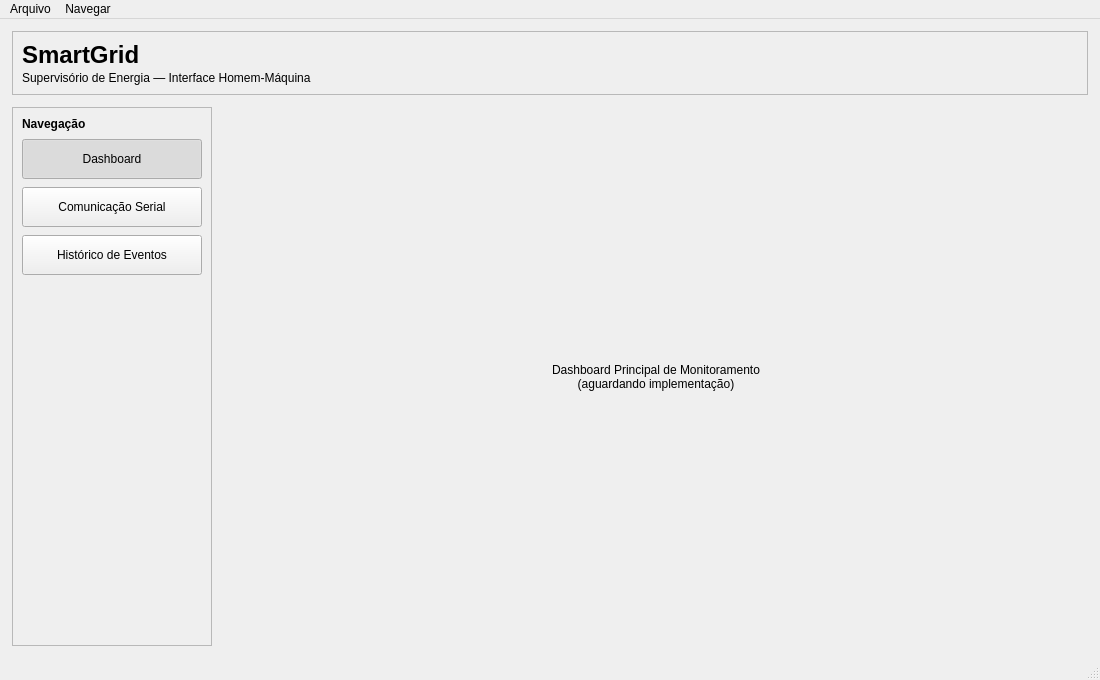
The window that ui/main_window.ui (SamuelDeMarco-Dev/SmartGrid) describes before a commit, drawn with Qt 5.
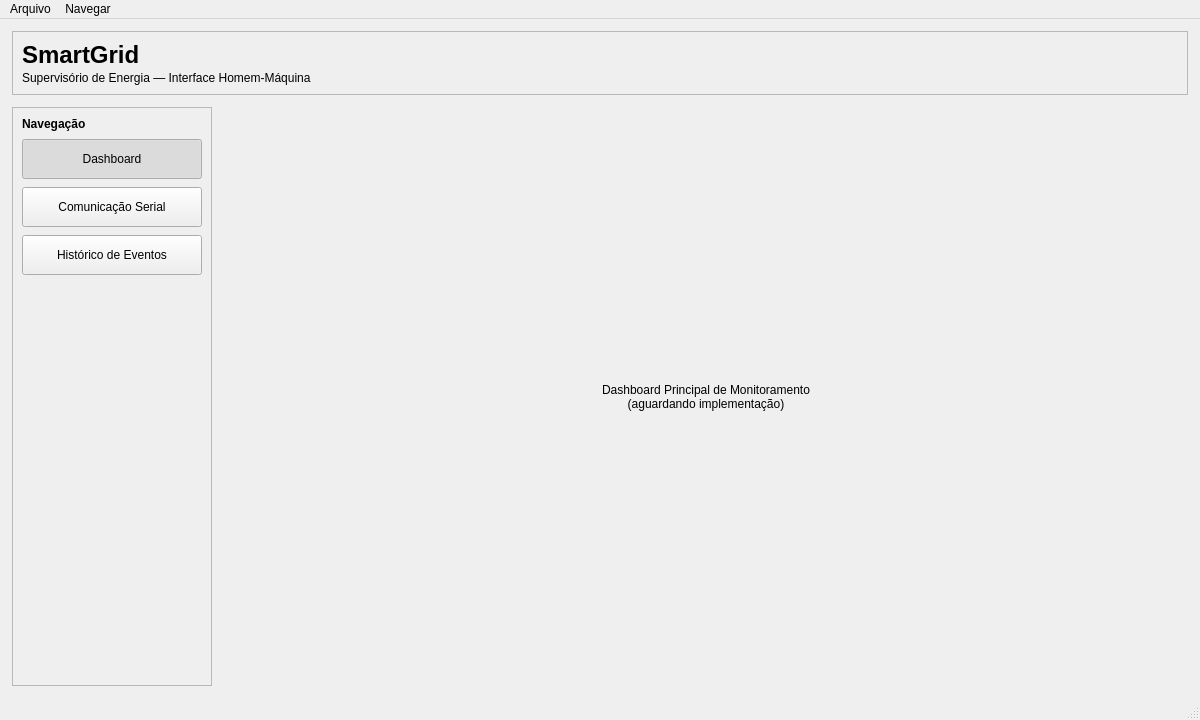
The same window after the commit.

Commit message: fix(ui): ajusta dimensionamento inicial da janela principal

Patch:
```diff
--- a/ui/main_window.ui
+++ b/ui/main_window.ui
@@ -6,8 +6,8 @@
    <rect>
     <x>0</x>
     <y>0</y>
-    <width>1100</width>
-    <height>680</height>
+    <width>1200</width>
+    <height>720</height>
    </rect>
   </property>
   <property name="minimumSize">
```
The commit also changes 1 other file.
